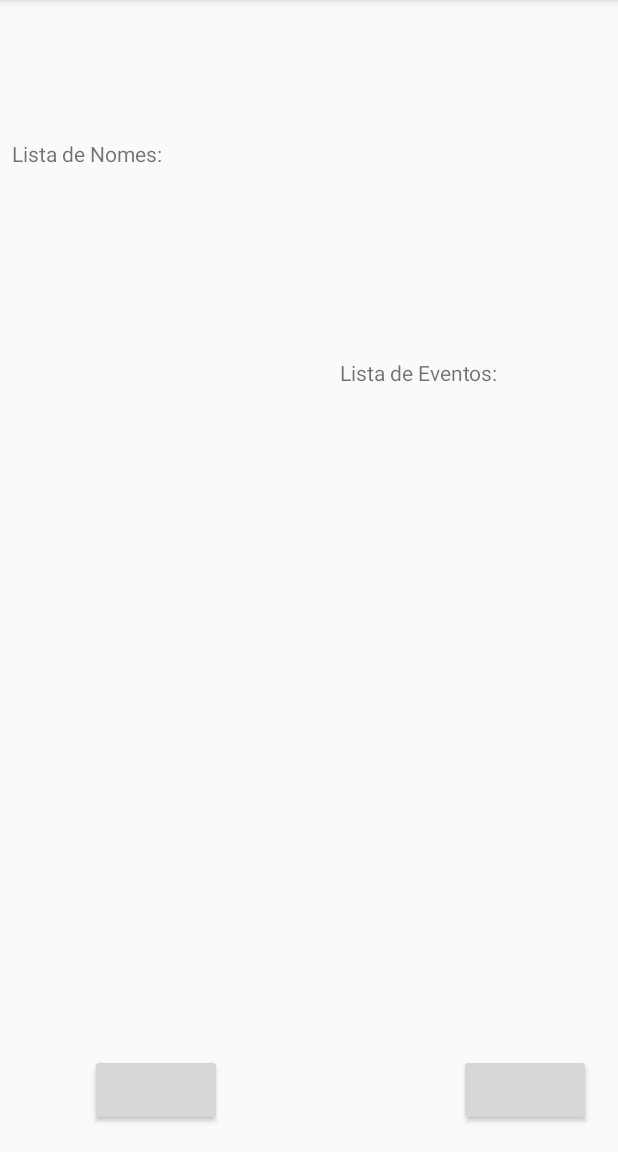
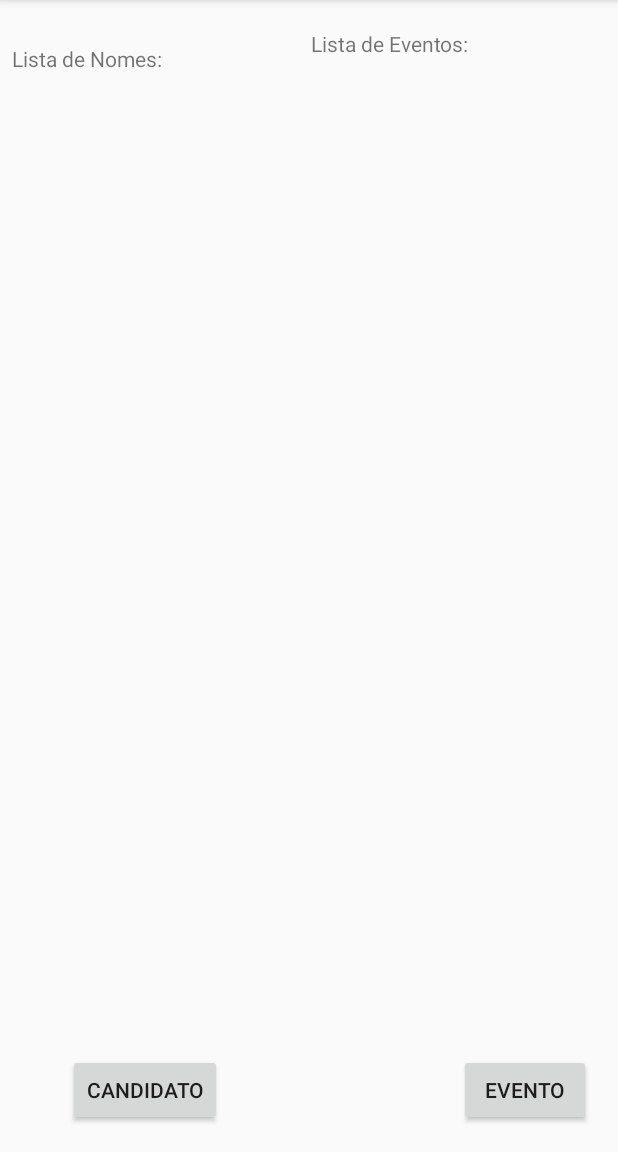
Before and after one commit to ufjf-dcc196/dcc196-2018-3-trb2-trb2-cassioreis-joaopedro, an Android app: the screen it shows after launch (MainActivity), on a phone screen of 412 x 824 dp, the part 84-1236 px from its top. Run offline under Robolectric (Android 15) with nearby library versions, the phone set to English and light mode, and no system bars.

Commit message:
correções na atualização das rcls

```diff
--- a/app/src/main/java/a20183/dcc192/trab1joaopcassio/MainActivity.java
+++ b/app/src/main/java/a20183/dcc192/trab1joaopcassio/MainActivity.java
@@ -1,5 +1,6 @@
 package a20183.dcc192.trab1joaopcassio;
 
+import android.app.Activity;
 import android.content.Intent;
 import android.support.v7.app.AppCompatActivity;
 import android.os.Bundle;
@@ -34,13 +35,13 @@ public class MainActivity extends AppCompatActivity {
 
         rclParticipantes = (RecyclerView) findViewById(R.id.rlc_participantesMain);
         rclParticipantes.setLayoutManager(new LinearLayoutManager(this));
-        rclParticipantes.setAdapter((new ParticipanteAdapter(ListaParticipantes.getInstance())));
         PAdapter = new ParticipanteAdapter(ListaParticipantes.getInstance());
+        rclParticipantes.setAdapter(PAdapter);
 
         rclEventos = (RecyclerView) findViewById(R.id.rlc_eventoMain);
         rclEventos.setLayoutManager(new LinearLayoutManager(this));
-        rclEventos.setAdapter((new EventoAdapter(ListaEventos.getInstance())));
         evAdapter = new EventoAdapter(ListaEventos.getInstance());
+        rclEventos.setAdapter(evAdapter);
 
         btnCadsParticipante.setOnClickListener(new View.OnClickListener() {
             @Override
@@ -61,4 +62,15 @@ public class MainActivity extends AppCompatActivity {
         });
 
     }
+
+    protected void onActivityResult(int requestCode, int resultCode, Intent data) {
+        super.onActivityResult(requestCode, resultCode, data);
+
+        if(requestCode == MainActivity.CADS_PARTICIPANTE && resultCode == Activity.RESULT_OK) {
+            PAdapter.notifyDataSetChanged();
+        }
+        if(requestCode == MainActivity.CADS_EVENTO && resultCode == Activity.RESULT_OK) {
+            evAdapter.notifyDataSetChanged();
+        }
+    }
 }
--- a/app/src/main/res/layout/activity_main.xml
+++ b/app/src/main/res/layout/activity_main.xml
@@ -8,16 +8,17 @@
 
     <android.support.v7.widget.RecyclerView
         android:id="@+id/rlc_participantesMain"
-        android:layout_width="183dp"
+        android:layout_width="0dp"
         android:layout_height="381dp"
-        android:layout_marginStart="16dp"
-        android:layout_marginLeft="16dp"
+        android:layout_marginStart="8dp"
+        android:layout_marginLeft="8dp"
         android:layout_marginTop="8dp"
         android:layout_marginBottom="8dp"
         app:layout_constraintBottom_toBottomOf="parent"
+        app:layout_constraintEnd_toStartOf="@+id/rlc_eventoMain"
         app:layout_constraintStart_toStartOf="parent"
         app:layout_constraintTop_toTopOf="parent"
-        app:layout_constraintVertical_bias="0.275" />
+        app:layout_constraintVertical_bias="0.105" />
 
     <Button
         android:id="@+id/btn_cadsParticipanteMain"
@@ -29,13 +30,13 @@
         android:layout_marginEnd="264dp"
         android:layout_marginRight="264dp"
         android:layout_marginBottom="17dp"
+        android:text="Candidato"
         app:layout_constraintBottom_toBottomOf="parent"
         app:layout_constraintEnd_toEndOf="parent"
         app:layout_constraintHorizontal_bias="1.0"
         app:layout_constraintStart_toStartOf="parent"
         app:layout_constraintTop_toBottomOf="@+id/rlc_participantesMain"
-        app:layout_constraintVertical_bias="1.0"
-        tools:text="Candidato" />
+        app:layout_constraintVertical_bias="1.0" />
 
     <Button
         android:id="@+id/btn_cadsEventoMain"
@@ -47,13 +48,13 @@
         android:layout_marginEnd="18dp"
         android:layout_marginRight="18dp"
         android:layout_marginBottom="17dp"
+        android:text="Evento"
         app:layout_constraintBottom_toBottomOf="parent"
         app:layout_constraintEnd_toEndOf="parent"
         app:layout_constraintHorizontal_bias="1.0"
         app:layout_constraintStart_toEndOf="@+id/btn_cadsParticipanteMain"
         app:layout_constraintTop_toBottomOf="@+id/rlc_eventoMain"
-        app:layout_constraintVertical_bias="1.0"
-        tools:text="Evento" />
+        app:layout_constraintVertical_bias="1.0" />
 
     <TextView
         android:id="@+id/textView2"
@@ -75,20 +76,17 @@
 
     <android.support.v7.widget.RecyclerView
         android:id="@+id/rlc_eventoMain"
-        android:layout_width="177dp"
-        android:layout_height="376dp"
-        android:layout_marginStart="8dp"
-        android:layout_marginLeft="8dp"
+        android:layout_width="0dp"
+        android:layout_height="381dp"
         android:layout_marginTop="8dp"
         android:layout_marginEnd="8dp"
         android:layout_marginRight="8dp"
-        android:layout_marginBottom="136dp"
+        android:layout_marginBottom="8dp"
         app:layout_constraintBottom_toBottomOf="parent"
         app:layout_constraintEnd_toEndOf="parent"
-        app:layout_constraintHorizontal_bias="0.0"
         app:layout_constraintStart_toEndOf="@+id/rlc_participantesMain"
         app:layout_constraintTop_toTopOf="parent"
-        app:layout_constraintVertical_bias="1.0" />
+        app:layout_constraintVertical_bias="0.105" />
 
     <TextView
         android:id="@+id/textView"
@@ -97,13 +95,9 @@
         android:layout_marginStart="8dp"
         android:layout_marginLeft="8dp"
         android:layout_marginTop="5dp"
-        android:layout_marginEnd="8dp"
-        android:layout_marginRight="8dp"
         android:layout_marginBottom="1dp"
         android:text="@string/lista_de_nomes"
         app:layout_constraintBottom_toTopOf="@+id/rlc_participantesMain"
-        app:layout_constraintEnd_toEndOf="parent"
-        app:layout_constraintHorizontal_bias="0.0"
         app:layout_constraintStart_toStartOf="parent"
         app:layout_constraintTop_toTopOf="parent"
         app:layout_constraintVertical_bias="1.0"
@@ -113,15 +107,15 @@
         android:id="@+id/textView3"
         android:layout_width="wrap_content"
         android:layout_height="16dp"
-        android:layout_marginStart="85dp"
-        android:layout_marginLeft="85dp"
-        android:layout_marginEnd="80dp"
-        android:layout_marginRight="80dp"
-        android:layout_marginBottom="1dp"
+        android:layout_marginStart="8dp"
+        android:layout_marginLeft="8dp"
+        android:layout_marginTop="8dp"
+        android:layout_marginEnd="8dp"
+        android:layout_marginRight="8dp"
         android:text="@string/lista_de_eventos"
         app:layout_constraintBottom_toTopOf="@+id/rlc_eventoMain"
         app:layout_constraintEnd_toEndOf="parent"
-        app:layout_constraintHorizontal_bias="1.0"
         app:layout_constraintStart_toEndOf="@+id/textView"
+        app:layout_constraintTop_toTopOf="parent"
         tools:text="Lista de Eventos:" />
 </android.support.constraint.ConstraintLayout>
--- a/app/src/main/res/layout/rcl_layout.xml
+++ b/app/src/main/res/layout/rcl_layout.xml
@@ -1,7 +1,7 @@
 <?xml version="1.0" encoding="utf-8"?>
 <android.support.constraint.ConstraintLayout
     xmlns:android="http://schemas.android.com/apk/res/android" android:layout_width="match_parent"
-    android:layout_height="match_parent">
+    android:layout_height="wrap_content">
 
     <LinearLayout xmlns:android="http://schemas.android.com/apk/res/android"
         android:layout_width="match_parent"
```
Also changed, not shown: app/src/main/java/a20183/dcc192/trab1joaopcassio/ParticipanteDet.java (+22 -0 lines), app/src/main/res/layout/det_participante.xml (+48 -38 lines).
